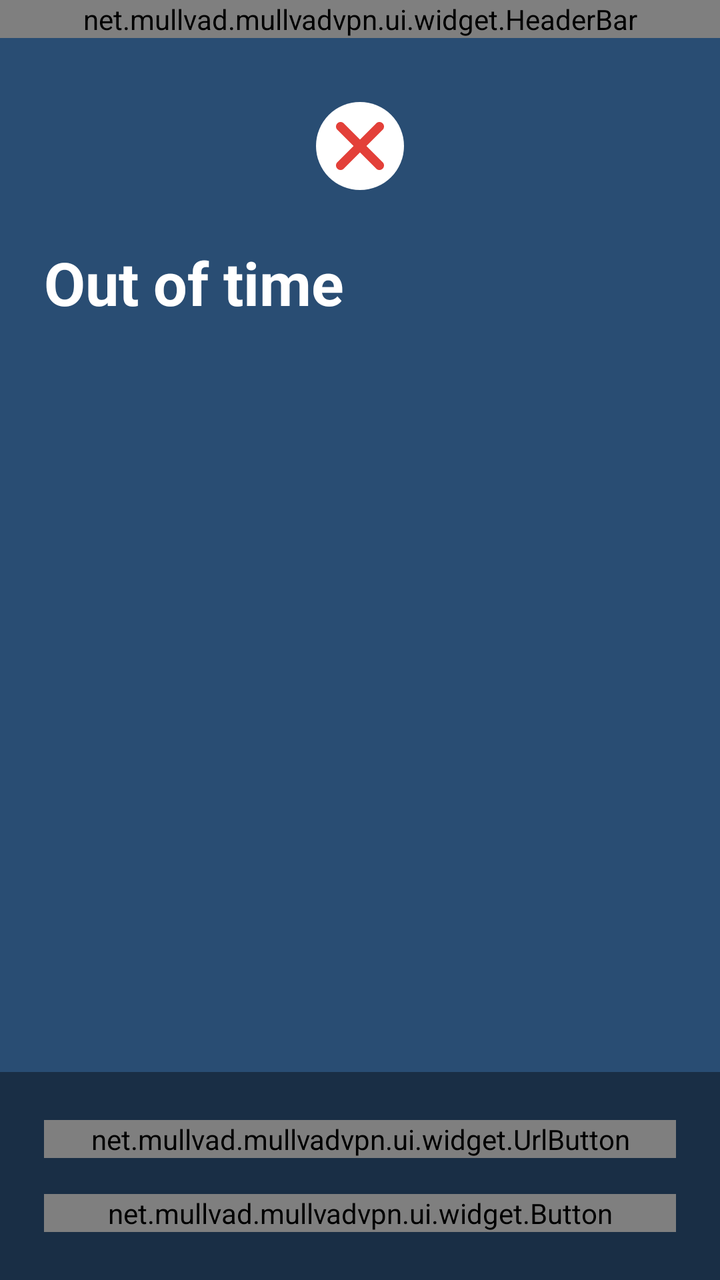
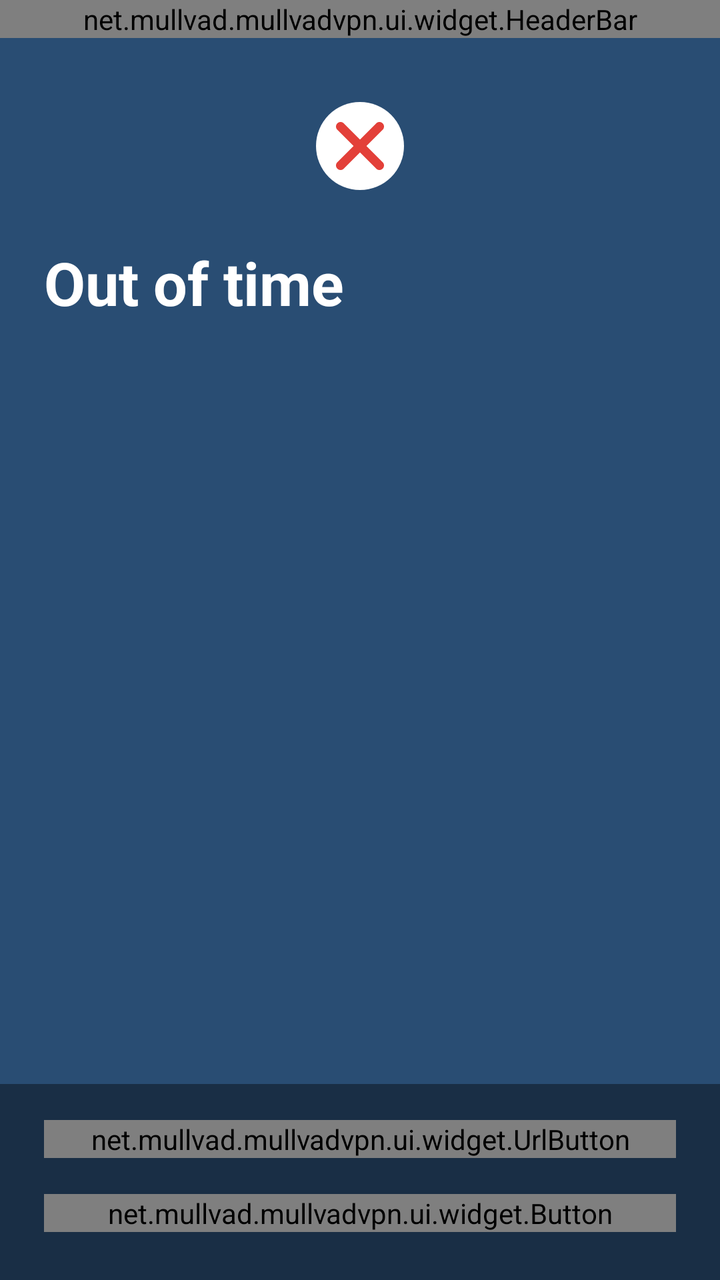

Two renders of the same Android screen: before a commit and after it. Below are the layout's source before the change and the commit's diff.
<!-- AndroidManifest.xml: application theme AppTheme -->
<!-- res/layout/out_of_time.xml -->
<RelativeLayout xmlns:android="http://schemas.android.com/apk/res/android"
                xmlns:mullvad="http://schemas.android.com/apk/res-auto"
                android:layout_width="match_parent"
                android:layout_height="match_parent">
    <net.mullvad.mullvadvpn.ui.widget.HeaderBar android:id="@+id/header_bar"
                                                android:layout_width="match_parent"
                                                android:layout_height="wrap_content" />
    <ScrollView android:layout_width="match_parent"
                android:layout_height="match_parent"
                android:layout_alignParentBottom="true"
                android:layout_below="@id/header_bar"
                android:fillViewport="true">
        <LinearLayout android:layout_width="match_parent"
                      android:layout_height="match_parent"
                      android:orientation="vertical">
            <ImageView android:layout_width="60dp"
                       android:layout_height="60dp"
                       android:layout_gravity="center"
                       android:layout_marginTop="24dp"
                       android:layout_marginBottom="18dp"
                       android:src="@drawable/icon_fail" />
            <TextView android:layout_width="wrap_content"
                      android:layout_height="wrap_content"
                      android:layout_marginHorizontal="@dimen/side_margin"
                      android:textColor="@color/white"
                      android:textSize="@dimen/text_huge"
                      android:textStyle="bold"
                      android:text="@string/out_of_time" />
            <TextView android:id="@+id/no_more_vpn_time_left"
                      android:layout_width="wrap_content"
                      android:layout_height="wrap_content"
                      android:layout_marginHorizontal="@dimen/side_margin"
                      android:layout_marginTop="8dp"
                      android:layout_marginBottom="11dp"
                      android:textColor="@color/white"
                      android:textSize="@dimen/text_small" />
            <Space android:layout_width="match_parent"
                   android:layout_height="0dp"
                   android:layout_weight="1" />
            <LinearLayout android:layout_width="match_parent"
                          android:layout_height="wrap_content"
                          android:layout_weight="0"
                          android:orientation="vertical"
                          android:paddingHorizontal="@dimen/side_margin"
                          android:paddingVertical="24dp"
                          android:background="@color/darkBlue">
                <net.mullvad.mullvadvpn.ui.widget.Button android:id="@+id/disconnect"
                                                         android:layout_width="match_parent"
                                                         android:layout_height="wrap_content"
                                                         android:layout_marginBottom="@dimen/button_separation"
                                                         android:visibility="gone"
                                                         mullvad:buttonColor="red"
                                                         mullvad:text="@string/disconnect" />
                <net.mullvad.mullvadvpn.ui.widget.UrlButton android:id="@+id/buy_credit"
                                                            android:layout_width="match_parent"
                                                            android:layout_height="wrap_content"
                                                            mullvad:buttonColor="green"
                                                            mullvad:text="@string/buy_more_credit"
                                                            mullvad:url="@string/account_url"
                                                            mullvad:withToken="true" />
                <net.mullvad.mullvadvpn.ui.widget.Button android:id="@+id/redeem_voucher"
                                                         android:layout_width="match_parent"
                                                         android:layout_height="wrap_content"
                                                         android:layout_marginTop="@dimen/button_separation"
                                                         mullvad:buttonColor="green"
                                                         mullvad:text="@string/redeem_voucher" />
            </LinearLayout>
        </LinearLayout>
    </ScrollView>
</RelativeLayout>
<!-- resources referenced by this layout -->
<resources>
  <color name="darkBlue">#192E45</color>
  <color name="white">#FFFFFF</color>
  <dimen name="button_separation">18dp</dimen>
  <dimen name="side_margin">22dp</dimen>
  <dimen name="text_huge">30sp</dimen>
  <dimen name="text_small">13sp</dimen>
  <!-- drawable icon_fail (drawable) -->
  <?xml version="1.0" encoding="utf-8"?>
  <vector xmlns:android="http://schemas.android.com/apk/res/android"
          android:width="60dp"
          android:height="60dp"
          android:viewportWidth="60.0"
          android:viewportHeight="60.0">
      <group>
          <path android:fillColor="#FFFFFF"
                android:pathData="M8 30 a 22,22 0 1,0 44,0 a 22,22 0 1,0 -44,0 Z" />
          <path android:fillColor="#E34039"
                android:pathData="M33.2371523,30 L41.337119,21.9033278 C42.2203329,21.020473 42.223948,19.5681264 41.3300331,18.6745751 C40.429886,17.774794 38.9899682,17.7778525 38.0999667,18.6674921 L30,26.7641643 L21.9000333,18.6674921 C21.0100318,17.7778525 19.570114,17.774794 18.6699669,18.6745751 C17.776052,19.5681264 17.7796671,21.020473 18.662881,21.9033278 L26.7628477,30 L18.662881,38.0966722 C17.7796671,38.979527 17.776052,40.4318736 18.6699669,41.3254249 C19.570114,42.225206 21.0100318,42.2221475 21.9000333,41.3325079 L30,33.2358357 L38.0999667,41.3325079 C38.9899682,42.2221475 40.429886,42.225206 41.3300331,41.3254249 C42.223948,40.4318736 42.2203329,38.979527 41.337119,38.0966722 L33.2371523,30 Z" />
      </group>
  </vector>
  <string name="account_url">https://mullvad.net/en/account</string>
  <string name="buy_more_credit">Buy more credit</string>
  <string name="disconnect">Disconnect</string>
  <string name="out_of_time">Out of time</string>
  <string name="redeem_voucher">Redeem voucher</string>
  <style name="AppTheme" parent="Theme.AppCompat.NoActionBar">
          <item name="colorPrimary">@color/colorPrimary</item>
          <item name="android:windowBackground">@color/blue</item>
      </style>
  <color name="colorPrimary">#294D73</color>
  <color name="blue">#294D73</color>
</resources>

<!-- the commit's change to res/layout/out_of_time.xml (unified diff, before → after) -->
@@ -16,7 +16,7 @@
             <ImageView android:layout_width="60dp"
                        android:layout_height="60dp"
                        android:layout_gravity="center"
-                       android:layout_marginTop="24dp"
+                       android:layout_marginTop="@dimen/screen_vertical_margin"
                        android:layout_marginBottom="18dp"
                        android:src="@drawable/icon_fail" />
             <TextView android:layout_width="wrap_content"
@@ -42,18 +42,19 @@
                           android:layout_weight="0"
                           android:orientation="vertical"
                           android:paddingHorizontal="@dimen/side_margin"
-                          android:paddingVertical="24dp"
+                          android:paddingBottom="@dimen/screen_vertical_margin"
                           android:background="@color/darkBlue">
                 <net.mullvad.mullvadvpn.ui.widget.Button android:id="@+id/disconnect"
                                                          android:layout_width="match_parent"
                                                          android:layout_height="wrap_content"
-                                                         android:layout_marginBottom="@dimen/button_separation"
+                                                         android:layout_marginTop="@dimen/button_separation"
                                                          android:visibility="gone"
                                                          mullvad:buttonColor="red"
                                                          mullvad:text="@string/disconnect" />
                 <net.mullvad.mullvadvpn.ui.widget.UrlButton android:id="@+id/buy_credit"
                                                             android:layout_width="match_parent"
                                                             android:layout_height="wrap_content"
+                                                            android:layout_marginVertical="@dimen/button_separation"
                                                             mullvad:buttonColor="green"
                                                             mullvad:text="@string/buy_more_credit"
                                                             mullvad:url="@string/account_url"
@@ -61,7 +62,6 @@
                 <net.mullvad.mullvadvpn.ui.widget.Button android:id="@+id/redeem_voucher"
                                                          android:layout_width="match_parent"
                                                          android:layout_height="wrap_content"
-                                                         android:layout_marginTop="@dimen/button_separation"
                                                          mullvad:buttonColor="green"
                                                          mullvad:text="@string/redeem_voucher" />
             </LinearLayout>
<!-- resource entries referenced after the edit -->
@@ -3,6 +3,7 @@
   <color name="darkBlue">#192E45</color>
   <color name="white">#FFFFFF</color>
   <dimen name="button_separation">18dp</dimen>
+  <dimen name="screen_vertical_margin">24dp</dimen>
   <dimen name="side_margin">22dp</dimen>
   <dimen name="text_huge">30sp</dimen>
   <dimen name="text_small">13sp</dimen>
